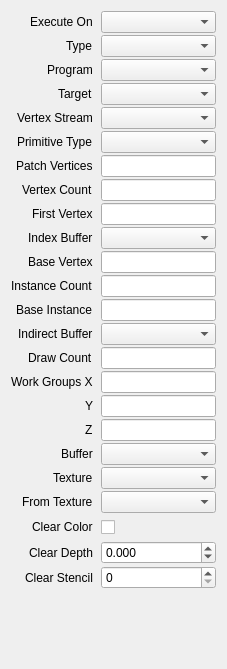
Above: src/session/CallProperties.ui from houmain/gpupad before the change. Below: the same form after it.
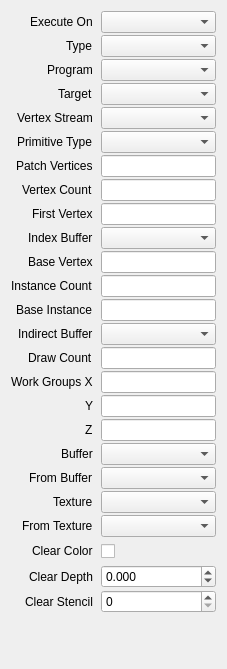
That is the form after the change. Custom widgets are drawn as their Qt base class.

Commit message: Copy Buffer call

```diff
--- a/src/session/CallProperties.ui
+++ b/src/session/CallProperties.ui
@@ -194,24 +194,24 @@
      <item row="18" column="1">
       <widget class="ReferenceComboBox" name="buffer"/>
      </item>
-     <item row="19" column="0">
+     <item row="20" column="0">
       <widget class="QLabel" name="labelTexture">
        <property name="text">
         <string>Texture</string>
        </property>
       </widget>
      </item>
-     <item row="19" column="1">
+     <item row="20" column="1">
       <widget class="ReferenceComboBox" name="texture"/>
      </item>
-     <item row="21" column="0">
+     <item row="22" column="0">
       <widget class="QLabel" name="labelClearColor">
        <property name="text">
         <string>Clear Color</string>
        </property>
       </widget>
      </item>
-     <item row="21" column="1">
+     <item row="22" column="1">
       <widget class="ColorPicker" name="clearColor">
        <property name="minimumSize">
         <size>
@@ -221,14 +221,14 @@
        </property>
       </widget>
      </item>
-     <item row="22" column="0">
+     <item row="23" column="0">
       <widget class="QLabel" name="labelClearDepth">
        <property name="text">
         <string>Clear Depth</string>
        </property>
       </widget>
      </item>
-     <item row="22" column="1">
+     <item row="23" column="1">
       <widget class="QDoubleSpinBox" name="clearDepth">
        <property name="decimals">
         <number>3</number>
@@ -244,14 +244,14 @@
        </property>
       </widget>
      </item>
-     <item row="23" column="0">
+     <item row="24" column="0">
       <widget class="QLabel" name="labelClearStencil">
        <property name="text">
         <string>Clear Stencil</string>
        </property>
       </widget>
      </item>
-     <item row="23" column="1">
+     <item row="24" column="1">
       <widget class="QSpinBox" name="clearStencil">
        <property name="maximum">
         <number>255</number>
@@ -288,16 +288,26 @@
      <item row="17" column="1">
       <widget class="ExpressionLineEdit" name="workGroupsZ"/>
      </item>
-     <item row="20" column="1">
+     <item row="21" column="1">
       <widget class="ReferenceComboBox" name="fromTexture"/>
      </item>
-     <item row="20" column="0">
+     <item row="21" column="0">
       <widget class="QLabel" name="labelFromTexture">
        <property name="text">
         <string>From Texture</string>
        </property>
       </widget>
      </item>
+     <item row="19" column="1">
+      <widget class="ReferenceComboBox" name="fromBuffer"/>
+     </item>
+     <item row="19" column="0">
+      <widget class="QLabel" name="labelFromBuffer">
+       <property name="text">
+        <string>From Buffer</string>
+       </property>
+      </widget>
+     </item>
     </layout>
    </item>
   </layout>
```
The commit also changes 11 other files.
